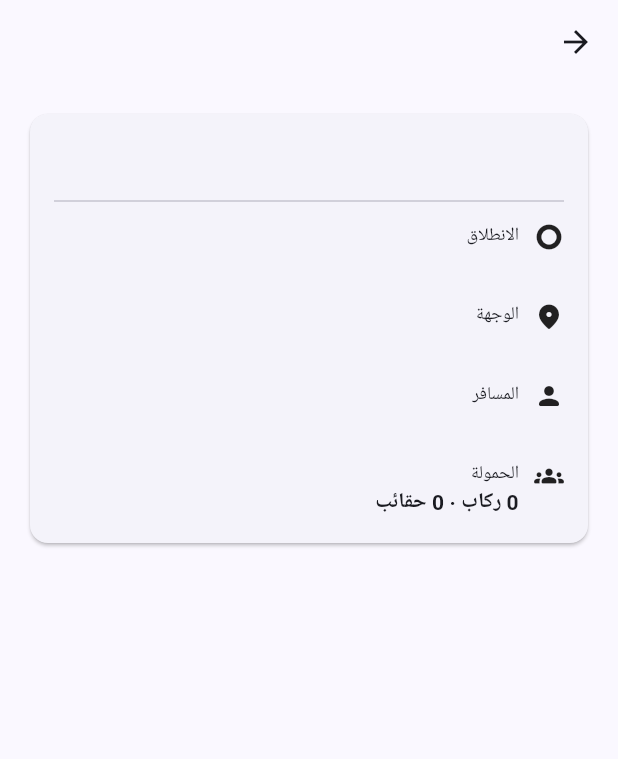
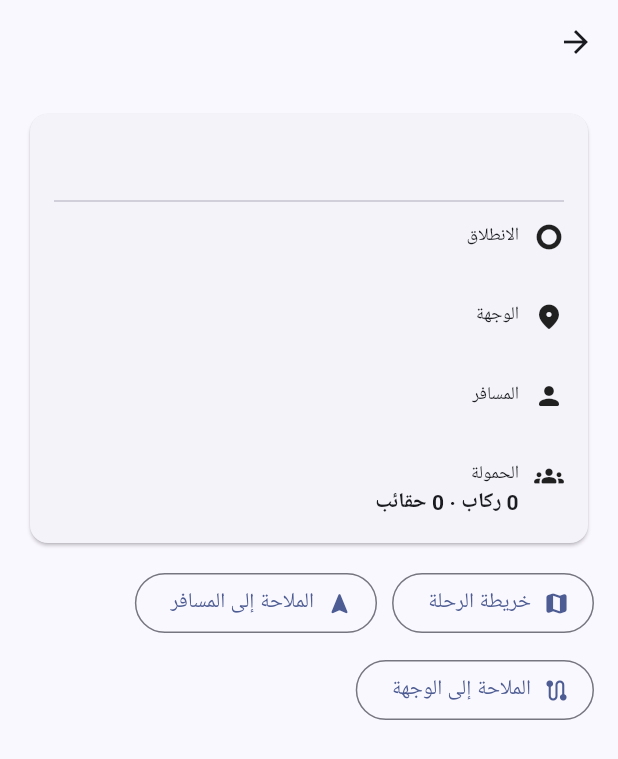
Before and after one commit to ayhamtaki4-creator/ride-platform-starter, a Flutter app: the TripDetailPage screen opened directly with empty values, on a phone screen of 412 x 824 dp. Shown: the top 759 px of the screen. Run offline on Flutter 3.47's test engine with Material 3 defaults, Android fonts, the phone set to English and light mode, and no system bars; our stand-ins replace dio, flutter_map, flutter_secure_storage, geolocator, latlong2, shared_preferences; accounts and stored records are empty.

Commit message:
feat: add driver map and navigation actions

```diff
--- a/apps/driver-mobile/lib/features/trip_detail_page.dart
+++ b/apps/driver-mobile/lib/features/trip_detail_page.dart
@@ -2,7 +2,9 @@
 
 import '../core/api_client.dart';
 import '../models/driver_trip.dart';
+import '../services/external_navigation.dart';
 import '../services/location_tracking_service.dart';
+import 'trip_map_page.dart';
 
 class TripDetailPage extends StatefulWidget {
   const TripDetailPage({super.key, required this.trip});
@@ -79,6 +81,27 @@
     } catch (error) {
       if (!mounted) return;
       setState(() => _error = apiErrorMessage(error));
+    }
+  }
+
+  Future<void> _openNavigation(double latitude, double longitude) async {
+    try {
+      await ExternalNavigation.openDestination(
+        latitude: latitude,
+        longitude: longitude,
+      );
+    } catch (error) {
+      if (mounted) setState(() => _error = apiErrorMessage(error));
+    }
+  }
+
+  Future<void> _callPassenger() async {
+    final phone = _trip.contactPhone;
+    if (phone == null || phone.isEmpty) return;
+    try {
+      await ExternalNavigation.call(phone);
+    } catch (error) {
+      if (mounted) setState(() => _error = apiErrorMessage(error));
     }
   }
 
@@ -176,6 +199,44 @@
                 ],
               ),
             ),
+          ),
+          const SizedBox(height: 12),
+          Wrap(
+            spacing: 10,
+            runSpacing: 10,
+            children: [
+              OutlinedButton.icon(
+                onPressed: () => Navigator.of(context).push(
+                  MaterialPageRoute<void>(
+                    builder: (_) => TripMapPage(trip: _trip),
+                  ),
+                ),
+                icon: const Icon(Icons.map_rounded),
+                label: const Text('خريطة الرحلة'),
+              ),
+              OutlinedButton.icon(
+                onPressed: () => _openNavigation(
+                  _trip.pickupLatitude,
+                  _trip.pickupLongitude,
+                ),
+                icon: const Icon(Icons.navigation_rounded),
+                label: const Text('الملاحة إلى المسافر'),
+              ),
+              OutlinedButton.icon(
+                onPressed: () => _openNavigation(
+                  _trip.dropoffLatitude,
+                  _trip.dropoffLongitude,
+                ),
+                icon: const Icon(Icons.route_rounded),
+                label: const Text('الملاحة إلى الوجهة'),
+              ),
+              if (_trip.contactPhone?.isNotEmpty == true)
+                OutlinedButton.icon(
+                  onPressed: _callPassenger,
+                  icon: const Icon(Icons.phone_rounded),
+                  label: const Text('اتصال بالمسافر'),
+                ),
+            ],
           ),
           if (_message != null) ...[
             const SizedBox(height: 12),
```
